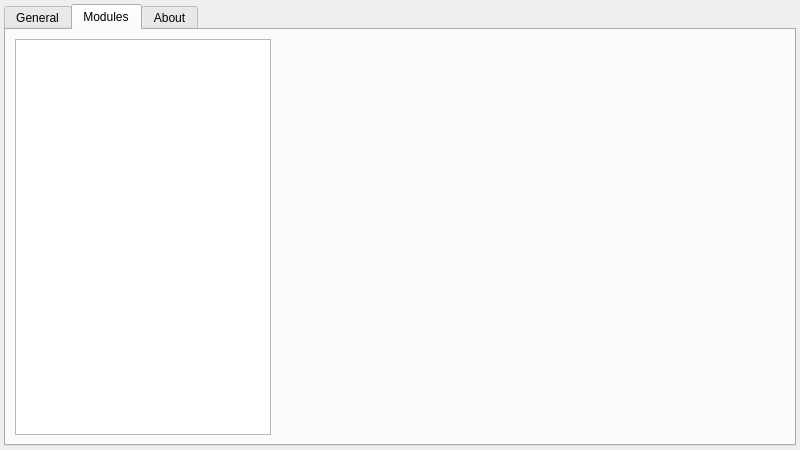
albertlauncher/albert, file src/ui/settingsdialog/settingsdialog.ui: the form before one commit.
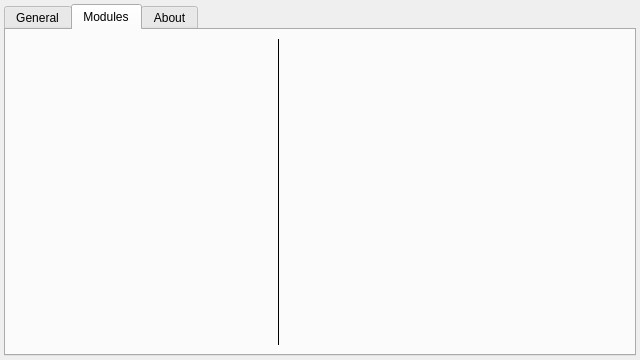
The form after the commit. The open tabs and pages were chosen to show the change. Icons and pictures are not drawn.

Commit message: Renice UI, fix cb_theme bug.

Diff of the .ui file:
```diff
--- a/src/ui/settingsdialog/settingsdialog.ui
+++ b/src/ui/settingsdialog/settingsdialog.ui
@@ -6,8 +6,8 @@
    <rect>
     <x>0</x>
     <y>0</y>
-    <width>800</width>
-    <height>450</height>
+    <width>640</width>
+    <height>360</height>
    </rect>
   </property>
   <property name="minimumSize">
@@ -202,13 +202,37 @@
            <verstretch>0</verstretch>
           </sizepolicy>
          </property>
+         <property name="font">
+          <font>
+           <pointsize>12</pointsize>
+          </font>
+         </property>
+         <property name="styleSheet">
+          <string notr="true">background-color:transparent;</string>
+         </property>
          <property name="editTriggers">
           <set>QAbstractItemView::NoEditTriggers</set>
          </property>
+         <property name="spacing">
+          <number>2</number>
+         </property>
         </widget>
        </item>
        <item>
-        <widget class="QStackedWidget" name="stackedWidget">
+        <widget class="Line" name="line">
+         <property name="frameShadow">
+          <enum>QFrame::Plain</enum>
+         </property>
+         <property name="lineWidth">
+          <number>1</number>
+         </property>
+         <property name="orientation">
+          <enum>Qt::Vertical</enum>
+         </property>
+        </widget>
+       </item>
+       <item>
+        <widget class="QStackedWidget" name="sw_modules">
          <property name="sizePolicy">
           <sizepolicy hsizetype="Expanding" vsizetype="Preferred">
            <horstretch>0</horstretch>
```
Left out of the diff: 8 changed lines with no effect on the pictures. The commit also changes 1 other file.
